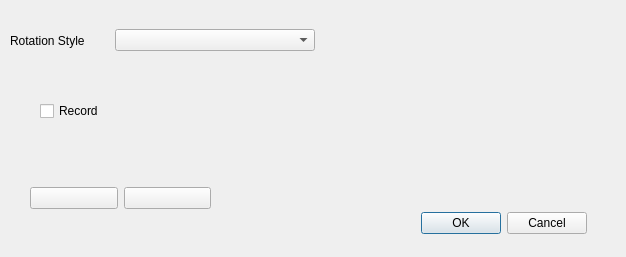
Old version of the form tourdialog.ui in the repository zy31415/pcd_viewer.
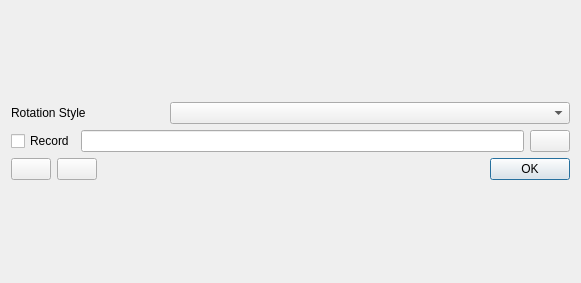
New version of the form. Icons and pictures are not drawn.

```diff
--- a/tourdialog.ui
+++ b/tourdialog.ui
@@ -6,38 +6,17 @@
    <rect>
     <x>0</x>
     <y>0</y>
-    <width>626</width>
-    <height>257</height>
+    <width>581</width>
+    <height>283</height>
    </rect>
   </property>
   <property name="windowTitle">
    <string>Take a tour</string>
   </property>
-  <widget class="QDialogButtonBox" name="buttonBox">
-   <property name="geometry">
-    <rect>
-     <x>320</x>
-     <y>210</y>
-     <width>267</width>
-     <height>27</height>
-    </rect>
-   </property>
-   <property name="orientation">
-    <enum>Qt::Horizontal</enum>
-   </property>
-   <property name="standardButtons">
-    <set>QDialogButtonBox::Cancel|QDialogButtonBox::Ok</set>
-   </property>
-  </widget>
-  <widget class="QWidget" name="horizontalLayoutWidget">
-   <property name="geometry">
-    <rect>
-     <x>10</x>
-     <y>20</y>
-     <width>305</width>
-     <height>41</height>
-    </rect>
-   </property>
+  <layout class="QVBoxLayout" name="verticalLayout_2">
+   <item>
+    <layout class="QVBoxLayout" name="verticalLayout">
+     <item>
    <layout class="QHBoxLayout" name="horizontalLayout">
     <item>
      <widget class="QLabel" name="label">
@@ -50,36 +29,46 @@
      <widget class="QComboBox" name="comboBox">
       <property name="minimumSize">
        <size>
-        <width>200</width>
+           <width>400</width>
         <height>0</height>
        </size>
       </property>
      </widget>
     </item>
    </layout>
-  </widget>
+     </item>
+     <item>
+      <layout class="QHBoxLayout" name="horizontalLayout_3">
+       <item>
   <widget class="QCheckBox" name="checkBox">
-   <property name="geometry">
-    <rect>
-     <x>40</x>
-     <y>100</y>
-     <width>97</width>
-     <height>22</height>
-    </rect>
-   </property>
    <property name="text">
     <string>Record</string>
    </property>
   </widget>
-  <widget class="QWidget" name="horizontalLayoutWidget_2">
-   <property name="geometry">
-    <rect>
-     <x>30</x>
-     <y>160</y>
-     <width>181</width>
-     <height>76</height>
-    </rect>
-   </property>
+       </item>
+       <item>
+        <widget class="QLineEdit" name="lineEdit"/>
+       </item>
+       <item>
+        <widget class="QPushButton" name="pushButtonChoosePath">
+         <property name="maximumSize">
+          <size>
+           <width>50</width>
+           <height>16777215</height>
+          </size>
+         </property>
+         <property name="text">
+          <string/>
+         </property>
+         <property name="icon">
+          <iconset resource="resources.qrc">
+           <normaloff>:/resources/Open-icon.png</normaloff>:/resources/Open-icon.png</iconset>
+         </property>
+        </widget>
+       </item>
+      </layout>
+     </item>
+     <item>
    <layout class="QHBoxLayout" name="horizontalLayout_2">
     <item>
      <widget class="QPushButton" name="pushButtonRec">
@@ -115,8 +104,34 @@
       </property>
      </widget>
     </item>
-   </layout>
-  </widget>
+       <item>
+        <spacer name="horizontalSpacer">
+         <property name="orientation">
+          <enum>Qt::Horizontal</enum>
+         </property>
+         <property name="sizeHint" stdset="0">
+          <size>
+           <width>40</width>
+           <height>20</height>
+          </size>
+         </property>
+        </spacer>
+       </item>
+       <item>
+        <widget class="QDialogButtonBox" name="buttonBox">
+         <property name="orientation">
+          <enum>Qt::Horizontal</enum>
+         </property>
+         <property name="standardButtons">
+          <set>QDialogButtonBox::Ok</set>
+         </property>
+        </widget>
+       </item>
+      </layout>
+     </item>
+    </layout>
+   </item>
+  </layout>
  </widget>
  <resources>
   <include location="resources.qrc"/>
```
Lines whose indentation alone changed are shown as unchanged.
